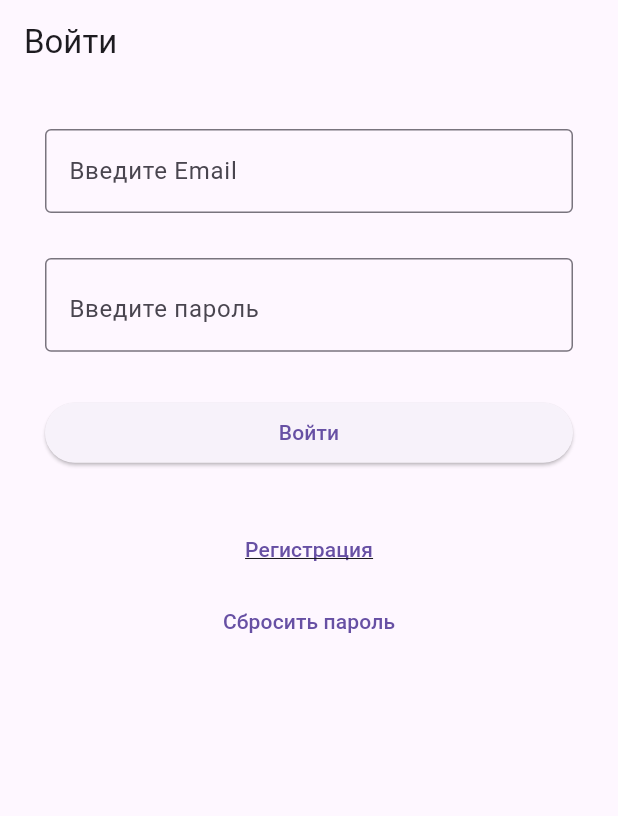
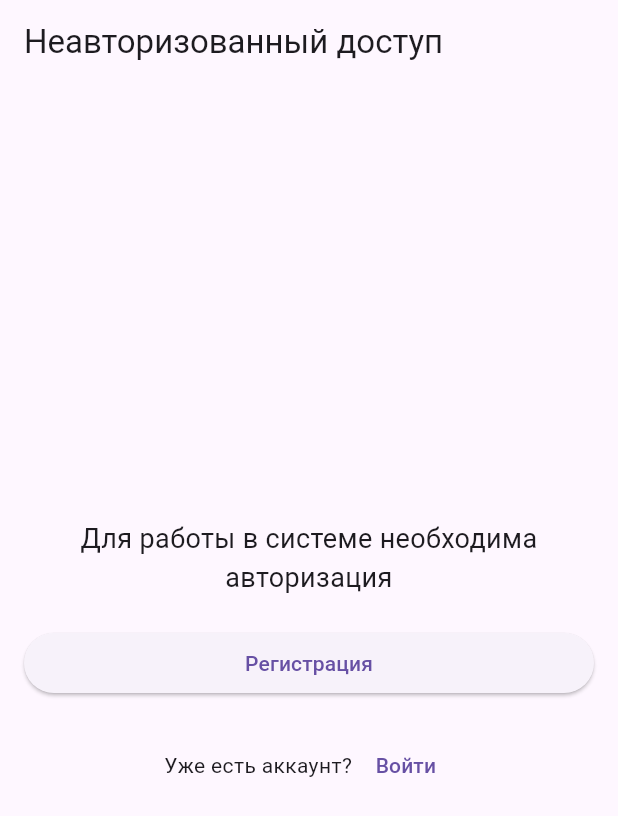
Before and after one commit to denGdprod/HelpNearApp, a Flutter app: the screen it shows after launch, on a phone screen of 412 x 824 dp. Shown: the top 816 px of the screen. Run offline on Flutter 3.47's test engine with Material 3 defaults, Android fonts, the light colour scheme and no system bars; our stand-ins replace email_validator, firebase_auth, firebase_core, go_router; accounts and stored records are empty.

Commit message:
Version 0.14 added AuthStateNotifier

```diff
--- a/lib/core/app/app_router.dart
+++ b/lib/core/app/app_router.dart
@@ -1,6 +1,4 @@
 import 'package:go_router/go_router.dart';
-import 'package:firebase_auth/firebase_auth.dart';
-import 'package:helpnear_app/core/app/auth_wrapper.dart';
 import 'package:helpnear_app/features/map/home_screen.dart';
 import 'package:helpnear_app/features/profile/account_screen.dart';
 import 'package:helpnear_app/features/auth/login_screen.dart';
@@ -8,17 +6,14 @@ import 'package:helpnear_app/features/auth/signup_screen.dart';
 import 'package:helpnear_app/features/auth/reset_password_screen.dart';
 import 'package:helpnear_app/features/auth/verify_email_screen.dart';
 import 'package:helpnear_app/features/errors/ErrorScreen.dart';
+import 'package:helpnear_app/features/auth/unauthenticated_screen.dart';
+import 'package:helpnear_app/core/utils/auth_state_notifier.dart';
+import 'package:provider/provider.dart';
 
 final appRouter = GoRouter(
   errorBuilder: (context, state) => ErrorScreen(error: state.error),
   routes: [
-    // Главный маршрут с AuthWrapper
-    GoRoute(
-      path: '/',
-      builder: (context, state) => const AuthWrapper(),
-    ),
-
-    // Дочерние маршруты
+    // маршруты
     GoRoute(
       path: '/home',
       name: 'home',
@@ -49,13 +44,17 @@ final appRouter = GoRouter(
       name: 'verify_email',
       builder: (context, state) => const VerifyEmailScreen(),
     ),
+    GoRoute(
+      path: '/unauthenticated',
+      name: 'unauthenticated',
+      builder: (context, state) => const UnauthenticatedScreen(),
+    ),
   ],
-
   redirect: (context, state) {
-    final user = FirebaseAuth.instance.currentUser;
-    final isAuth = user != null;
-    final isEmailVerified = user?.emailVerified ?? false;
-    final currentLocation = state.uri.path;
+    final auth = Provider.of<AuthStateNotifier>(context, listen: false);
+    final isAuth = auth.isAuthenticated;
+    final isEmailVerified = auth.isEmailVerified;
+    final currentLocation = state.uri.toString();
 
     final authRoutes = [
       '/login',
@@ -66,7 +65,7 @@ final appRouter = GoRouter(
 
     // Если пользователь не авторизован и не на auth-маршруте
     if (!isAuth && !authRoutes.contains(currentLocation)) {
-      return '/login';
+      return '/unauthenticated';
     }
 
     // Если email не подтвержден и не на странице подтверждения
--- /dev/null
+++ b/lib/features/auth/unauthenticated_screen.dart
@@ -0,0 +1,49 @@
+import 'package:flutter/material.dart';
+import 'package:go_router/go_router.dart';
+
+class UnauthenticatedScreen extends StatefulWidget {
+  const UnauthenticatedScreen({super.key});
+
+  @override
+  State<UnauthenticatedScreen> createState() => _UnauthenticatedScreenState();
+}
+  class _UnauthenticatedScreenState extends State<UnauthenticatedScreen> {
+  @override
+  Widget build(BuildContext context) {
+    return Scaffold(
+      appBar: AppBar(title: const Text('Неавторизованный доступ')),
+      body: Padding(
+        padding: const EdgeInsets.all(16.0),
+        child: Column(
+          mainAxisAlignment: MainAxisAlignment.center,
+          crossAxisAlignment: CrossAxisAlignment.center,
+          children: [
+            const Text(
+              'Для работы в системе необходима авторизация',
+              style: TextStyle(fontSize: 18),
+              textAlign: TextAlign.center,
+            ),
+            const SizedBox(height: 20),
+            // Кнопка регистрации
+            ElevatedButton(
+                onPressed: () => context.goNamed('signup'),
+                child: const Center(child: Text('Регистрация')),
+            ),
+            const SizedBox(height: 20),
+            // Вопрос и кнопка входа
+            Row(
+              mainAxisAlignment: MainAxisAlignment.center,
+              children: [
+                const Text('Уже есть аккаунт? '),
+                TextButton(
+                onPressed: () => context.goNamed('login'),
+                child: const Text('Войти'),
+                ),
+              ],
+            ),
+          ],
+        ),
+      ),
+    );
+  }
+}
--- a/pubspec.yaml
+++ b/pubspec.yaml
@@ -38,6 +38,7 @@ dependencies:
   firebase_auth: ^5.5.2
   email_validator: ^3.0.0
   go_router: ^14.8.1
+  provider: ^6.1.4
 
 dev_dependencies:
   flutter_test:
```
Also changed, not shown: lib/core/app/auth_wrapper.dart (deleted, +0 -41 lines), lib/core/utils/auth_state_notifier.dart (added, +26 -0 lines), lib/main.dart (+9 -1 lines), pubspec.lock.
